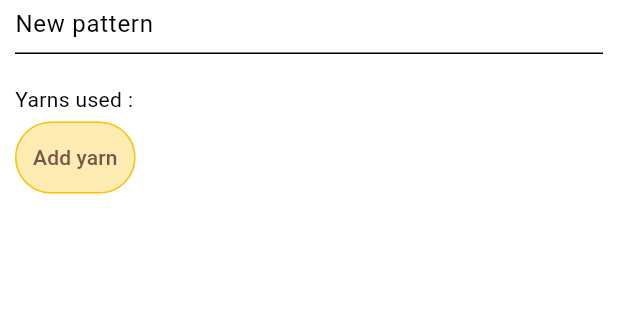
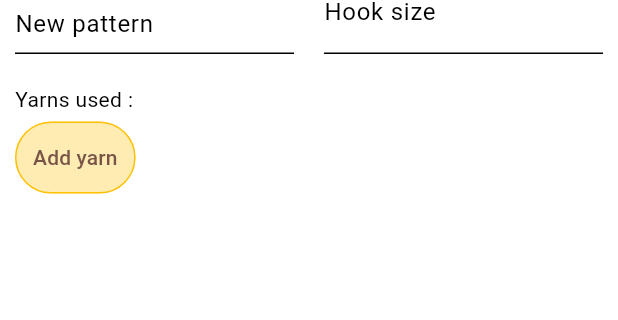
Before and after one commit to llevasse/craftStash, a Flutter app: the screen it shows after launch, tab 2 chosen, after a tap on "Add pattern", on a phone screen of 412 x 824 dp, the part 114-434 px from its top. Run offline on Flutter 3.47's test engine with Material 3 defaults, Android fonts, the phone set to English and light mode, and no system bars; our stand-ins replace flutter_colorpicker, lucide_icons_flutter, sqflite; accounts and stored records are empty.

Commit message:
[feat] added hook size input in pattern page

```diff
--- a/lib/class/patterns/patterns.dart
+++ b/lib/class/patterns/patterns.dart
@@ -4,14 +4,20 @@ import 'package:sqflite/sqflite.dart';
 
 class Pattern {
   int patternId;
+  double? hookSize;
   String name;
   String? note;
   List<PatternPart> parts = List.empty(growable: true);
-  Pattern({this.patternId = 0, this.name = "New pattern", this.note});
+  Pattern({
+    this.patternId = 0,
+    this.name = "New pattern",
+    this.note,
+    this.hookSize,
+  });
 
   Map<String, dynamic> toMap() {
     // return {'pattern_id': patternId, 'name': name};
-    return {'name': name, 'note': note};
+    return {'name': name, 'note': note, 'hook_size': hookSize};
   }
 
   @override
@@ -32,6 +38,7 @@ Pattern _fromMap(Map<String, Object?> map) {
     patternId: map['pattern_id'] as int,
     name: map['name'] as String,
     note: map['note'] as String?,
+    hookSize: map['hook_size'] as double?,
   );
 }
 
--- a/lib/pages/pattern_page.dart
+++ b/lib/pages/pattern_page.dart
@@ -1,7 +1,6 @@
 import 'package:craft_stash/add_part_button.dart';
 import 'package:craft_stash/class/patterns/pattern_part.dart';
 import 'package:craft_stash/class/patterns/patterns.dart' as craft;
-import 'package:craft_stash/class/yarns/yarn.dart';
 import 'package:craft_stash/pages/pattern_part_page.dart';
 import 'package:craft_stash/widgets/yarn/pattern_yarn_list.dart';
 import 'package:craft_stash/widgets/yarn/yarn_list_dialog.dart';
@@ -98,6 +97,26 @@ class _PatternPageState extends State<PatternPage> {
     );
   }
 
+  Widget _hookSizeInput() {
+    return Container(
+      padding: EdgeInsets.symmetric(horizontal: 10),
+      child: TextFormField(
+        keyboardType: TextInputType.numberWithOptions(),
+        initialValue: widget.pattern?.hookSize?.toStringAsFixed(2),
+        decoration: InputDecoration(label: Text("Hook size")),
+        validator: (value) {
+          return null;
+        },
+        onSaved: (newValue) {
+          newValue = newValue?.trim();
+          if (newValue != null && newValue.isNotEmpty) {
+            pattern.hookSize = double.parse(newValue);
+          }
+        },
+      ),
+    );
+  }
+
   Widget _assemblyInput() {
     return Container(
       padding: EdgeInsets.symmetric(horizontal: 10),
@@ -171,7 +190,14 @@ class _PatternPageState extends State<PatternPage> {
       );
     }
     patternListView.clear();
-    patternListView.add(_titleInput());
+    patternListView.add(
+      Row(
+        children: [
+          Expanded(child: _titleInput()),
+          Expanded(child: _hookSizeInput()),
+        ],
+      ),
+    );
     patternListView.add(
       Container(
         padding: EdgeInsets.all(10),
--- a/lib/services/database_service.dart
+++ b/lib/services/database_service.dart
@@ -54,7 +54,7 @@ class DbService {
     );
 
     await db.execute(
-      '''CREATE TABLE IF NOT EXISTS pattern(pattern_id INTEGER PRIMARY KEY, name TEXT, assembly TEXT, hash INT UNIQUE, note TEXT)''',
+      '''CREATE TABLE IF NOT EXISTS pattern(pattern_id INTEGER PRIMARY KEY, name TEXT, assembly TEXT, hook_size REAL, note TEXT, hash INT UNIQUE)''',
     );
     await db.execute(
       '''CREATE TABLE IF NOT EXISTS pattern_part(part_id INTEGER PRIMARY KEY, name TEXT, numbers_to_make INT, pattern_id INT, note TEXT, FOREIGN KEY (pattern_id) REFERENCES pattern(pattern_id) ON DELETE CASCADE)''',
```
